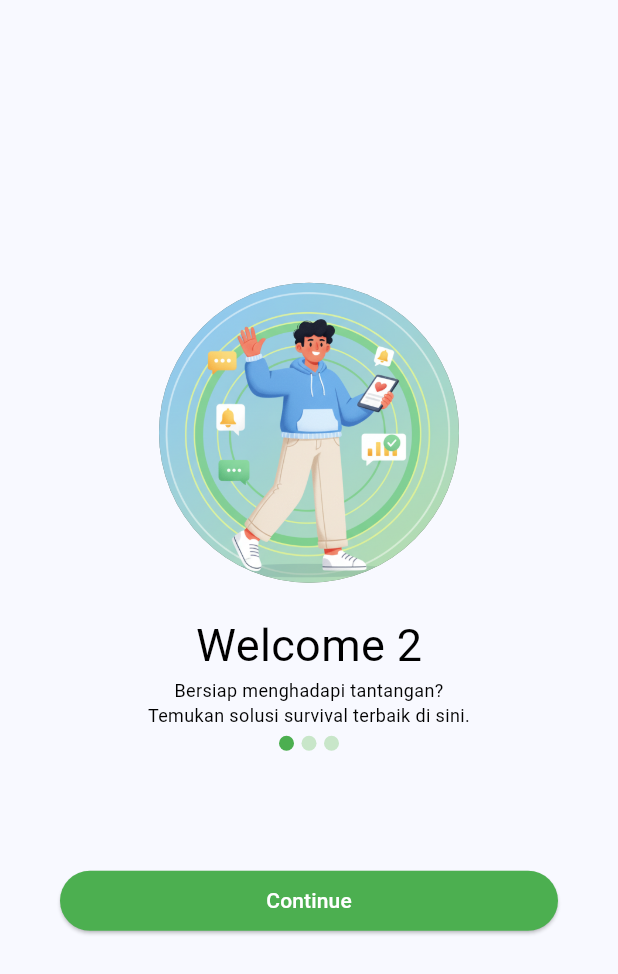
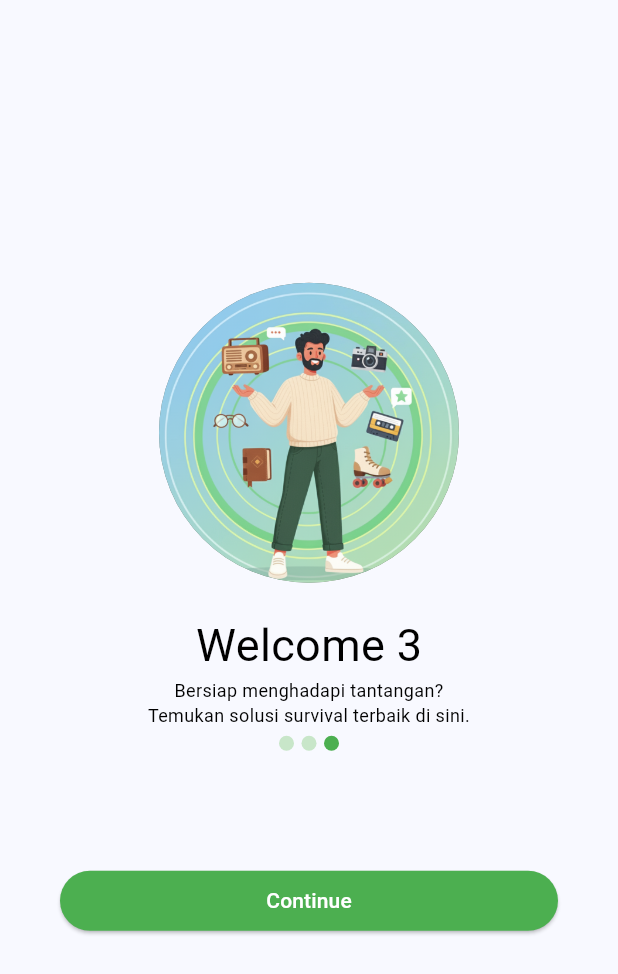
Before and after one commit to dwiilhammaulana/practice_week_6, a Flutter app: the Screen2 screen opened directly, after a tap on "Continue", on a phone screen of 412 x 824 dp. Shown: the top 974 px of the screen. Run offline on Flutter 3.47's test engine with Material 3 defaults, Android fonts, the phone set to English and light mode, and no system bars.

Commit message:
fhinishing screen2 & 3

```diff
--- a/lib/screen/splash_screen2.dart
+++ b/lib/screen/splash_screen2.dart
@@ -1,4 +1,5 @@
 import 'package:flutter/material.dart';
+import 'package:splash_screen/screen/splash_screen3.dart';
 
 class Screen2 extends StatelessWidget {
   const Screen2({super.key});
@@ -27,7 +28,7 @@ class Screen2 extends StatelessWidget {
             decoration: BoxDecoration(
               shape: BoxShape.circle,
               color: const Color.fromARGB(255, 104, 116, 104),
-              image: DecorationImage(image: AssetImage("assets/images/welcome.png"),
+              image: DecorationImage(image: AssetImage("assets/images/welcome2.png"),
               fit: BoxFit.cover,
               )
             ),
@@ -52,7 +53,7 @@ class Screen2 extends StatelessWidget {
                             width: 10,
                             decoration: BoxDecoration(
                               shape: BoxShape.circle,
-                              color: Colors.green,
+                              color: Color(0xFFC8E6C9),
                             ),
                           ),
                           SizedBox(width: 5),
@@ -61,7 +62,7 @@ class Screen2 extends StatelessWidget {
                             width: 10,
                             decoration: BoxDecoration(
                               shape: BoxShape.circle,
-                              color: Color(0xFFC8E6C9),
+                              color: Colors.green,
                             ),
                           ),
                           SizedBox(width: 5),
@@ -84,6 +85,10 @@ class Screen2 extends StatelessWidget {
                               width: double.infinity,
                             child: ElevatedButton(
                               onPressed: (){
+                                Navigator.pushReplacement(
+                                context,
+                              MaterialPageRoute(builder: (context) => Screen3()),
+                              );
                             },
                             style: ElevatedButton.styleFrom(
                               backgroundColor: Colors.green,
--- a/lib/screen/splash_screen3.dart
+++ b/lib/screen/splash_screen3.dart
@@ -1,7 +1,7 @@
 import 'package:flutter/material.dart';
 
-class Screen2 extends StatelessWidget {
-  const Screen2({super.key});
+class Screen3 extends StatelessWidget {
+  const Screen3({super.key});
 
   @override
   Widget build(BuildContext context) {
@@ -27,13 +27,13 @@ class Screen2 extends StatelessWidget {
             decoration: BoxDecoration(
               shape: BoxShape.circle,
               color: const Color.fromARGB(255, 104, 116, 104),
-              image: DecorationImage(image: AssetImage("assets/images/welcome.png"),
+              image: DecorationImage(image: AssetImage("assets/images/welcome3.png"),
               fit: BoxFit.cover,
               )
             ),
           ),
           SizedBox(height: 20),
-          Text("Welcome 2",style: TextStyle(
+          Text("Welcome 3",style: TextStyle(
             fontSize: 30,
             color: Colors.black
           )),
@@ -52,7 +52,7 @@ class Screen2 extends StatelessWidget {
                             width: 10,
                             decoration: BoxDecoration(
                               shape: BoxShape.circle,
-                              color: Colors.green,
+                              color: Color(0xFFC8E6C9),
                             ),
                           ),
                           SizedBox(width: 5),
@@ -70,7 +70,7 @@ class Screen2 extends StatelessWidget {
                             width: 10,
                             decoration: BoxDecoration(
                               shape: BoxShape.circle,
-                              color: Color(0xFFC8E6C9),
+                              color: Colors.green,
                             ),
                           ),
                         ],
```
Also changed, not shown: lib/screen/splash_screen1.dart (+6 -1 lines), pubspec.yaml (+3 -5 lines).
